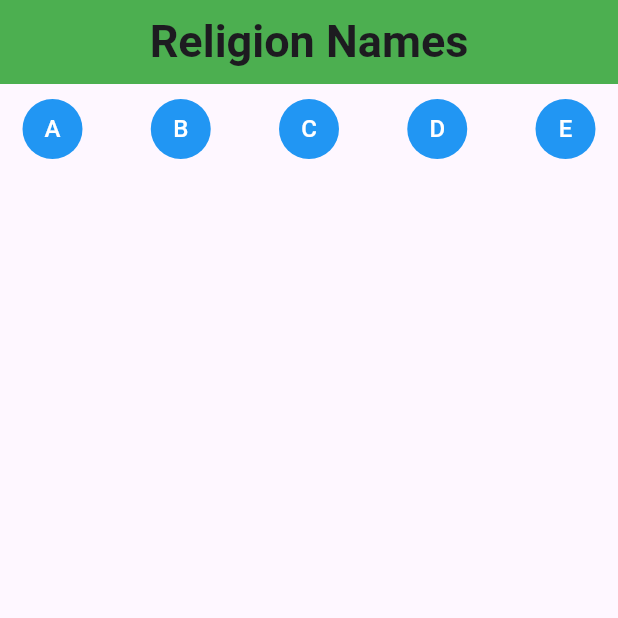
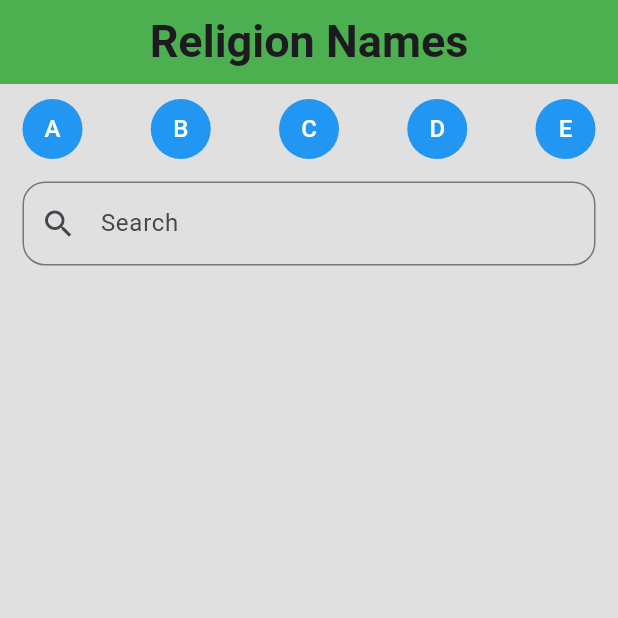
Before and after one commit to mdreja09/Local_Database, a Flutter app: the screen it shows after launch, on a phone screen of 412 x 824 dp, the top half of it. Run offline on Flutter 3.47's test engine with Material 3 defaults, Android fonts, the phone set to English and light mode, and no system bars; our stand-ins replace convex_bottom_bar, shared_preferences, shimmer.

Commit message:
text_field

```diff
--- a/lib/api_1/api_2.dart
+++ b/lib/api_1/api_2.dart
@@ -11,6 +11,7 @@ class _Api2State extends State<Api2> {
   @override
   Widget build(BuildContext context) {
     return Scaffold(
+      backgroundColor: Colors.grey.shade300,
       appBar: AppBar(
         centerTitle: true,
         backgroundColor: Colors.green,
@@ -20,7 +21,7 @@ class _Api2State extends State<Api2> {
         ),
       ),
       body: Padding(
-        padding: const EdgeInsets.symmetric(horizontal: 15,vertical: 10),
+        padding: const EdgeInsets.symmetric(horizontal: 15, vertical: 10),
         child: Column(
           children: [
             Row(
@@ -28,27 +29,43 @@ class _Api2State extends State<Api2> {
               children: [
                 CircleAvatar(
                   backgroundColor: Colors.blue,
-                  child: Text("A",style: TextStyle(color: Colors.white),),
+                  child: Text("A", style: TextStyle(color: Colors.white)),
                 ),
                 CircleAvatar(
                   backgroundColor: Colors.blue,
-                  child: Text("B",style: TextStyle(color: Colors.white),),
+                  child: Text("B", style: TextStyle(color: Colors.white)),
                 ),
                 CircleAvatar(
                   backgroundColor: Colors.blue,
-                  child: Text("C",style: TextStyle(color: Colors.white),),
+                  child: Text("C", style: TextStyle(color: Colors.white)),
                 ),
                 CircleAvatar(
                   backgroundColor: Colors.blue,
-                  child: Text("D",style: TextStyle(color: Colors.white),),
+                  child: Text("D", style: TextStyle(color: Colors.white)),
                 ),
                 CircleAvatar(
                   backgroundColor: Colors.blue,
-                  child: Text("E",style: TextStyle(color: Colors.white),),
+                  child: Text("E", style: TextStyle(color: Colors.white)),
                 ),
+              ],
+            ),
+            SizedBox(height: 15),
 
-              ],
-            )
+            TextField(
+              decoration: InputDecoration(
+                focusColor: Colors.green,
+                counter: Card(color: Colors.white),
+
+                border: OutlineInputBorder(
+                  borderSide: BorderSide(color: Colors.blue),
+
+                  borderRadius: BorderRadius.circular(15),
+                ),
+                fillColor: Colors.white,
+                prefixIcon: Icon(Icons.search),
+                hintText: "Search",
+              ),
+            ),
           ],
         ),
       ),
```
